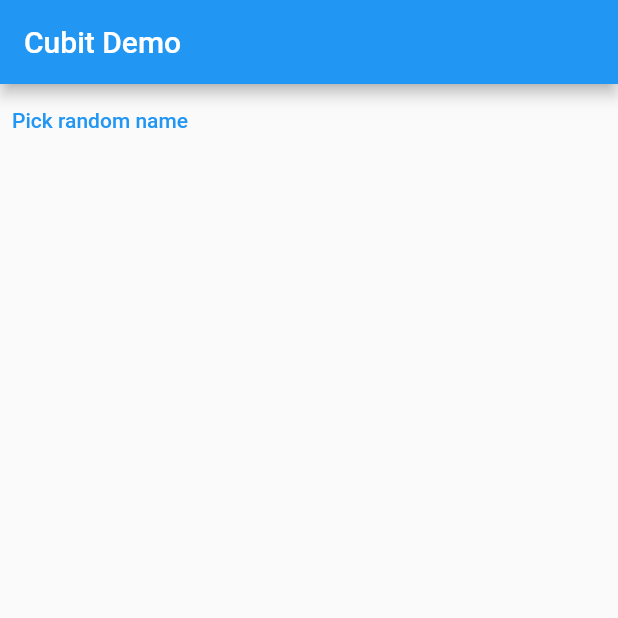
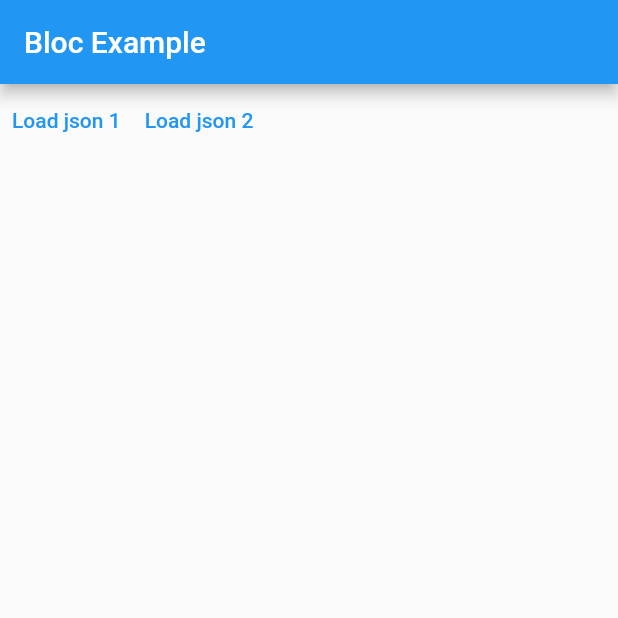
Before and after one commit to ztalha6/bloc-pattern, a Flutter app: the screen it shows after launch, on a phone screen of 412 x 824 dp, the top half of it. Run offline on Flutter 3.47's test engine with Material 2 defaults, Android fonts, the phone set to English and light mode, and no system bars; our stand-ins replace bloc, flutter_bloc.

Commit message:
step-2 bloc example

```diff
--- a/lib/main.dart
+++ b/lib/main.dart
@@ -1,6 +1,14 @@
+import 'dart:convert';
+import 'dart:io';
+
 import 'package:flutter/material.dart';
 import 'package:bloc/bloc.dart';
-import 'dart:math' as math show Random;
+import 'package:flutter_bloc/flutter_bloc.dart';
+import 'dart:developer' as devTools show log;
+
+extension Log on Object {
+  void log() => devTools.log(toString());
+}
 
 void main() {
   runApp(const MyApp());
@@ -16,78 +24,154 @@ class MyApp extends StatelessWidget {
       theme: ThemeData(
         primarySwatch: Colors.blue,
       ),
-      home: const MyHomePage(),
+      home: BlocProvider(
+        create: (_) => PersonBloc(),
+        child: const HomePage(),
+      ),
     );
   }
 }
 
-const names = [
-  'Foo',
-  'Bar',
-  'Baz',
-];
-
-extension RandonElement<T> on Iterable<T> {
-  T getRandomElement() => elementAt(math.Random().nextInt(length));
+@immutable
+abstract class LoadAction {
+  const LoadAction();
 }
 
-class NamesCubit extends Cubit<String?> {
-  NamesCubit() : super(null);
-
-  void pickRandomName() => emit(names.getRandomElement());
+@immutable
+class LoadPersonAction implements LoadAction {
+  final PersonUrl url;
+  const LoadPersonAction(this.url) : super();
 }
 
-class MyHomePage extends StatefulWidget {
-  const MyHomePage({super.key});
+enum PersonUrl {
+  person1("http://127.0.0.1:5500/api/persons1.json"),
+  person2("http://127.0.0.1:5500/api/persons2.json");
 
-  @override
-  State<MyHomePage> createState() => _MyHomePageState();
+  final String urlString;
+  const PersonUrl(this.urlString);
 }
 
-class _MyHomePageState extends State<MyHomePage> {
-  late final NamesCubit cubit;
+class Person {
+  String? name;
+  int? age;
 
-  @override
-  void initState() {
-    cubit = NamesCubit();
-    super.initState();
+  Person({required this.name, required this.age});
+
+  Person.fromJson(Map<String, dynamic> json) {
+    name = json['name'];
+    age = json['age'];
+  }
+
+  Map<String, dynamic> toJson() {
+    final Map<String, dynamic> data = <String, dynamic>{};
+    data['name'] = name;
+    data['age'] = age;
+    return data;
   }
 
   @override
-  void dispose() {
-    cubit.close();
-    super.dispose();
+  String toString() => 'Person (name=$name, age=$age)';
+}
+
+Future<Iterable<Person>> getPerons(String url) => HttpClient()
+    .getUrl(Uri.parse(url))
+    .then((req) => req.close())
+    .then((resp) => resp.transform(utf8.decoder).join())
+    .then((str) => json.decode(str) as List<dynamic>)
+    .then((list) => list.map((e) => Person.fromJson(e)));
+
+class GetPersonResponse {
+  Iterable<Person> persons;
+  bool isRetrievedFromCache;
+
+  GetPersonResponse(
+      {required this.persons, required this.isRetrievedFromCache});
+
+  @override
+  String toString() =>
+      "GetPersonResponse (isRetrievedFromCache = $isRetrievedFromCache, person = $persons)";
+}
+
+class PersonBloc extends Bloc<LoadAction, GetPersonResponse?> {
+  final Map<PersonUrl, Iterable<Person>> _cache = {};
+  PersonBloc() : super(null) {
+    on<LoadPersonAction>((event, emit) async {
+      final url = event.url;
+      if (_cache.containsKey(url)) {
+        // we have value in cache
+        final cachePersons = _cache[url]!;
+        final result = GetPersonResponse(
+          persons: cachePersons,
+          isRetrievedFromCache: true,
+        );
+        emit(result);
+      } else {
+        final persons = await getPerons(url.urlString);
+        _cache[url] = persons;
+        final result = GetPersonResponse(
+          persons: persons,
+          isRetrievedFromCache: false,
+        );
+        emit(result);
+      }
+    });
   }
+}
+
+extension Subscript<T> on Iterable<T> {
+  T? operator [](int index) => length > index ? elementAt(index) : null;
+}
+
+class HomePage extends StatelessWidget {
+  const HomePage({super.key});
 
   @override
   Widget build(BuildContext context) {
     return Scaffold(
       appBar: AppBar(
-        title: const Text("Cubit Demo"),
+        title: const Text('Bloc Example'),
       ),
-      body: StreamBuilder<String?>(
-        stream: cubit.stream,
-        // initialData: initialData,
-        builder: (BuildContext context, AsyncSnapshot snapshot) {
-          final button = TextButton(
-              onPressed: () => cubit.pickRandomName(),
-              child: const Text("Pick random name"));
-          switch (snapshot.connectionState) {
-            case ConnectionState.none:
-              return button;
-            case ConnectionState.waiting:
-              return button;
-            case ConnectionState.active:
-              return Column(
-                children: [
-                  Text(snapshot.data ?? ""),
-                  button,
-                ],
+      body: Column(
+        children: [
+          Row(
+            children: [
+              TextButton(
+                onPressed: () {
+                  context.read<PersonBloc>().add(
+                        const LoadPersonAction(PersonUrl.person1),
+                      );
+                },
+                child: const Text('Load json 1'),
+              ),
+              TextButton(
+                onPressed: () {
+                  context.read<PersonBloc>().add(
+                        const LoadPersonAction(PersonUrl.person2),
+                      );
+                },
+                child: const Text('Load json 2'),
+              ),
+            ],
+          ),
+          BlocBuilder<PersonBloc, GetPersonResponse?>(
+            buildWhen: (previousResult, currentResult) =>
+                previousResult?.persons != currentResult?.persons,
+            builder: (context, fetchResult) {
+              fetchResult?.log();
+              final persons = fetchResult?.persons;
+              if (persons == null) return const SizedBox.shrink();
+              return Expanded(
+                child: ListView.builder(
+                  itemCount: persons.length,
+                  itemBuilder: (BuildContext context, int index) {
+                    final person = persons[index]!;
+                    return Text('${person.name}, ${persons[index]?.age}');
+                  },
+                ),
               );
-            case ConnectionState.done:
-              return const SizedBox.shrink();
-          }
-        },
+            },
+          )
+        ],
       ),
     );
   }
```
Also changed, not shown: api/persons1.json (added, +14 -0 lines), api/persons2.json (added, +14 -0 lines).
